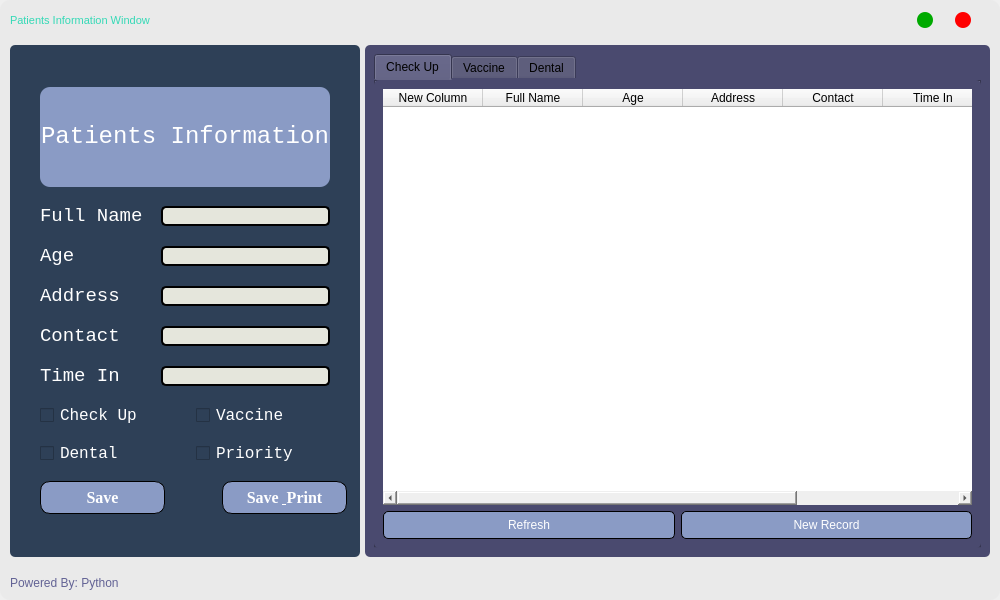
Qt form dbwindow.ui (ornido77/Line-Queuing-and-Ticketing-System) before a commit.
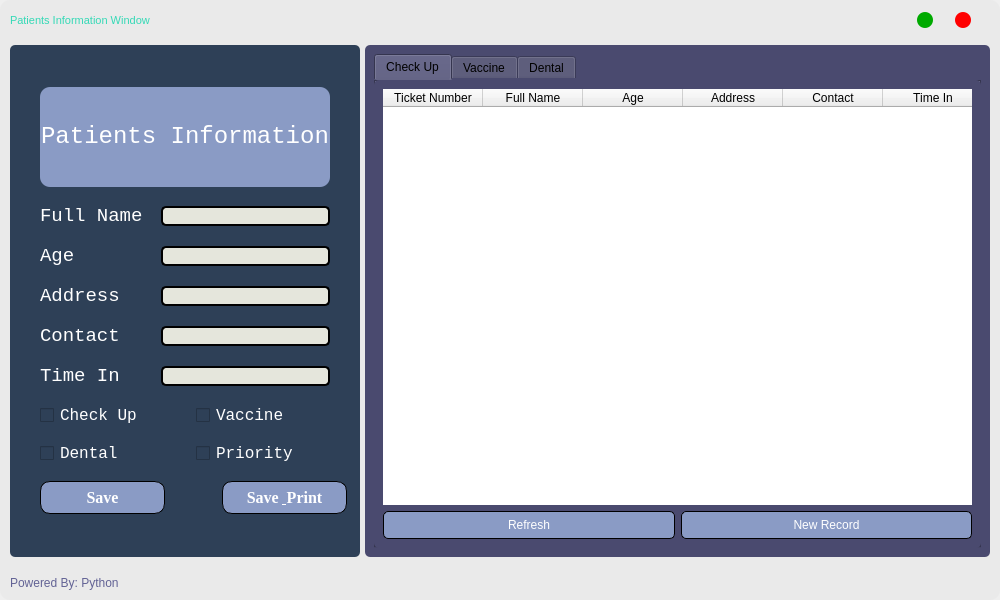
The same form after that commit.

```diff
--- a/dbwindow.ui
+++ b/dbwindow.ui
@@ -758,6 +758,15 @@
                 <layout class="QGridLayout" name="gridLayout_2">
                  <item row="0" column="0" colspan="2">
                   <widget class="QTableWidget" name="checkUpTable">
+                   <property name="frameShape">
+                    <enum>QFrame::WinPanel</enum>
+                   </property>
+                   <property name="horizontalScrollBarPolicy">
+                    <enum>Qt::ScrollBarAlwaysOff</enum>
+                   </property>
+                   <property name="showGrid">
+                    <bool>true</bool>
+                   </property>
                    <property name="rowCount">
                     <number>0</number>
                    </property>
@@ -766,7 +775,7 @@
                    </attribute>
                    <column>
                     <property name="text">
-                     <string>New Column</string>
+                     <string>Ticket Number</string>
                     </property>
                    </column>
                    <column>
```
Left out of the diff: 4 changed lines with no effect on the pictures.
